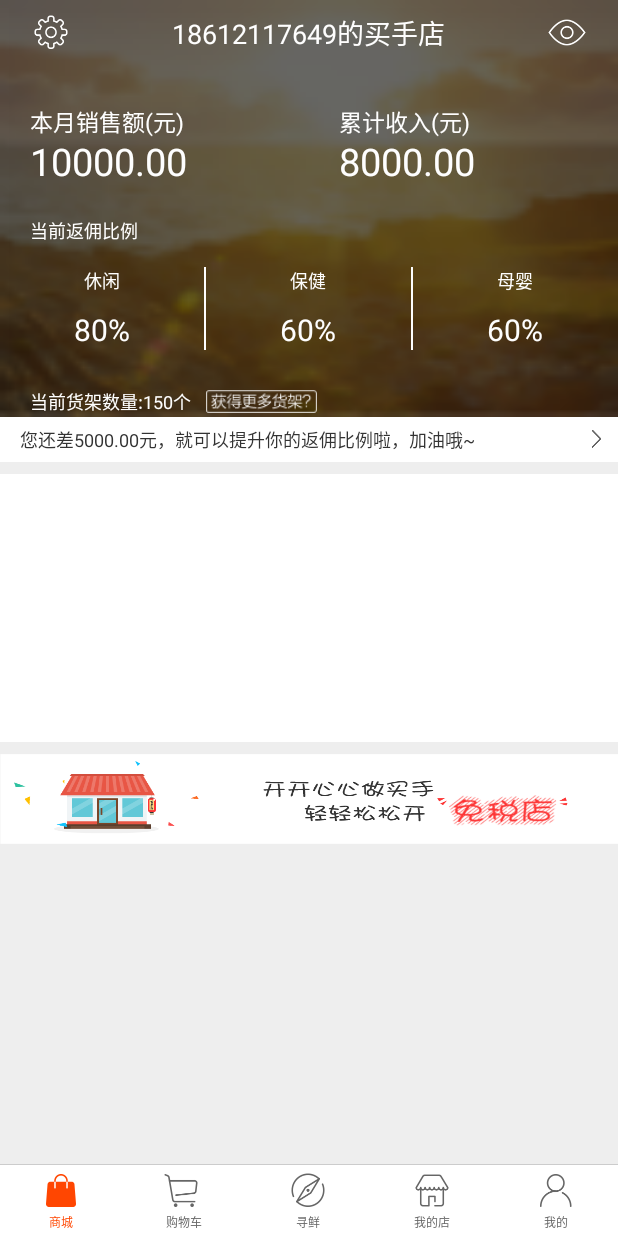
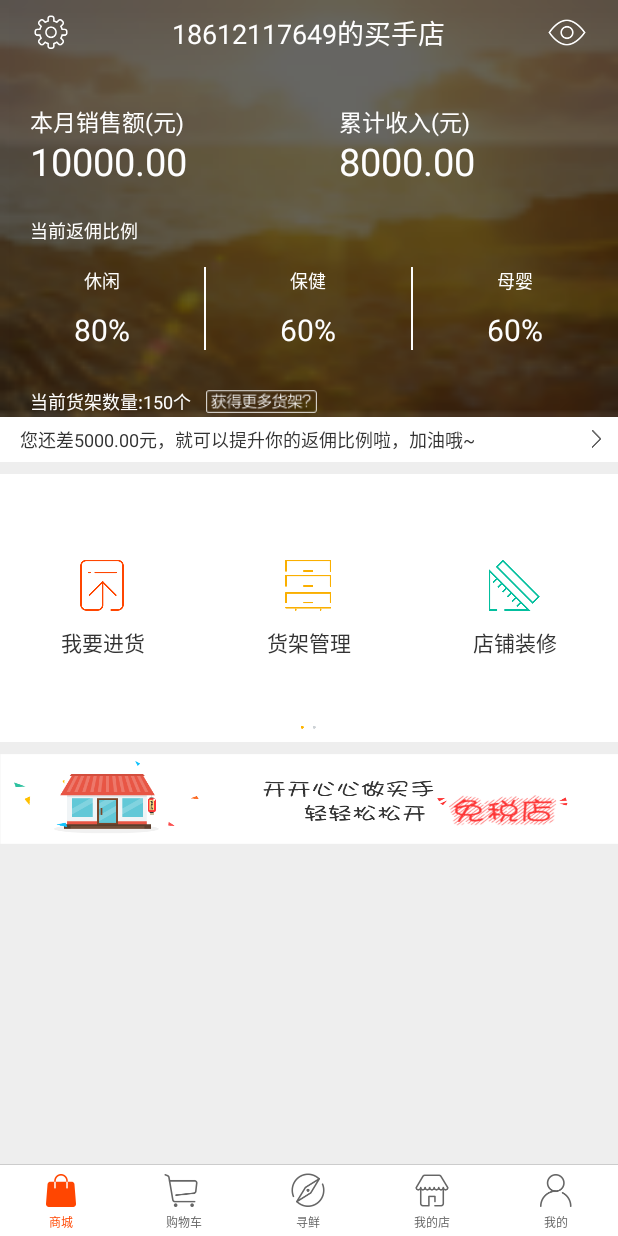
Before and after one commit to sunyujia/demo, an Android app: the fragment ShopFragment placed in its activity, on a phone screen of 412 x 824 dp. Run offline under Robolectric (Android 15) with nearby library versions, the phone set to English and light mode, and no system bars; libraries missing offline, so code that uses them is left out: com.viewpagerindicator; plain views replace NewTitleBar; 2 statements that could not run were skipped.

Commit message:
完成买手店页面网格布局

```diff
--- a/XianLifeDemo/app/build.gradle
+++ b/XianLifeDemo/app/build.gradle
@@ -25,5 +25,7 @@ dependencies {
     compile 'com.android.support:appcompat-v7:23.0.1'
     compile 'com.android.support:design:23.0.1'
     compile 'com.viewpagerindicator:library:2.4.1'
+    compile 'com.android.support:recyclerview-v7:23.0.1'
+
 
 }
--- /dev/null
+++ b/XianLifeDemo/app/src/main/java/com/jiandanlicai/xianlifedemo/RecyclerAdapter.java
@@ -0,0 +1,76 @@
+package com.jiandanlicai.xianlifedemo;
+
+import android.content.Context;
+import android.support.v7.widget.RecyclerView;
+import android.view.LayoutInflater;
+import android.view.View;
+import android.view.ViewGroup;
+import android.widget.ImageView;
+import android.widget.TextView;
+import android.widget.Toast;
+
+import java.util.ArrayList;
+import java.util.List;
+
+/**
+ * Created by max on 15/4/1.
+ */
+public class RecyclerAdapter extends RecyclerView.Adapter<RecyclerAdapter.ViewHolder> {
+
+    private List<ViewItem> mList = new ArrayList<ViewItem>();
+
+    private Context mContext;
+
+    private boolean mCanClick;
+
+    public static class ViewHolder extends RecyclerView.ViewHolder {
+
+        public View mItemView;
+
+        public TextView mTvText;
+        public ImageView mIvIcon;
+
+        public ViewHolder(View itemView) {
+            super(itemView);
+            mItemView = itemView;
+            mTvText = (TextView) itemView.findViewById(R.id.tv);
+            mIvIcon = (ImageView) itemView.findViewById(R.id.iv);
+        }
+    }
+
+    public RecyclerAdapter(Context context, List<ViewItem> list, boolean canClick) {
+        mContext = context;
+        mList = list;
+        mCanClick = canClick;
+    }
+
+
+    @Override
+    public RecyclerAdapter.ViewHolder onCreateViewHolder(ViewGroup parent, int viewType) {
+        View itemView = LayoutInflater.from(parent.getContext()).inflate(R.layout.view_gridview_item, parent, false);
+        return new ViewHolder(itemView);
+    }
+
+
+    @Override
+    public void onBindViewHolder(ViewHolder holder, int position) {
+        if (mList.size() > 0) {
+            holder.mTvText.setText(mList.get(position).getTitle());
+            holder.mIvIcon.setImageResource(mList.get(position).getIcon());
+            if (position == 2 && mCanClick) {
+                holder.itemView.setOnClickListener(new View.OnClickListener() {
+                    @Override
+                    public void onClick(View v) {
+                        Toast.makeText(mContext, "test", Toast.LENGTH_SHORT).show();
+                    }
+                });
+            }
+        }
+
+    }
+
+    @Override
+    public int getItemCount() {
+        return mList.size();
+    }
+}
--- a/XianLifeDemo/app/src/main/java/com/jiandanlicai/xianlifedemo/ShopFragment.java
+++ b/XianLifeDemo/app/src/main/java/com/jiandanlicai/xianlifedemo/ShopFragment.java
@@ -1,17 +1,31 @@
 package com.jiandanlicai.xianlifedemo;
 
 
+import android.content.res.TypedArray;
 import android.os.Bundle;
 import android.support.v4.app.Fragment;
+import android.support.v4.view.PagerAdapter;
+import android.support.v4.view.ViewPager;
+import android.support.v7.widget.GridLayoutManager;
+import android.support.v7.widget.RecyclerView;
 import android.view.LayoutInflater;
 import android.view.View;
 import android.view.ViewGroup;
+import android.widget.ImageView;
+import android.widget.LinearLayout;
+
+import java.util.ArrayList;
+import java.util.List;
 
 /**
  * Created by max on 15/10/8.
- *
  */
 public class ShopFragment extends Fragment {
+
+    private ViewPager mViewPager;
+    private ImageView[] mIndicators;
+    private int mCurrentIndex;
+    private ArrayList<RecyclerView> mViewList;
 
     public static ShopFragment newInstance() {
         return new ShopFragment();
@@ -19,6 +33,108 @@ public class ShopFragment extends Fragment {
 
     @Override
     public View onCreateView(LayoutInflater inflater, ViewGroup container, Bundle savedInstanceState) {
-        return inflater.inflate(R.layout.fragment_new_open_shop, null);
+        RecyclerView recyclerView = new RecyclerView(getActivity());
+        GridLayoutManager manager = new GridLayoutManager(getActivity(), 3);
+        recyclerView.setLayoutManager(manager);
+        RecyclerAdapter adapter = new RecyclerAdapter(getActivity(), initItems(0, 5), false);
+        recyclerView.setAdapter(adapter);
+        RecyclerView recyclerView1 = new RecyclerView(getActivity());
+        GridLayoutManager manager1 = new GridLayoutManager(getActivity(), 3);
+        recyclerView1.setLayoutManager(manager1);
+        RecyclerAdapter adapter1 = new RecyclerAdapter(getActivity(), initItems(6, 8), true);
+        recyclerView1.setAdapter(adapter1);
+        mViewList = new ArrayList<RecyclerView>();
+        mViewList.add(recyclerView);
+        mViewList.add(recyclerView1);
+        View rootView = inflater.inflate(R.layout.fragment_new_open_shop, null);
+        ViewPager viewPager = (ViewPager) rootView.findViewById(R.id.new_open_shop_viewpager);
+        viewPager.setAdapter(new ViewPagerAdapter(mViewList));
+        viewPager.setOnPageChangeListener(new ViewPager.OnPageChangeListener() {
+            @Override
+            public void onPageScrolled(int position, float positionOffset, int positionOffsetPixels) {
+
+            }
+
+            @Override
+            public void onPageSelected(int position) {
+                setCurIndicator(position);
+            }
+
+            @Override
+            public void onPageScrollStateChanged(int state) {
+
+            }
+        });
+        initIndicator(rootView);
+        return rootView;
     }
+
+
+    private void initIndicator(View rootView) {
+        LinearLayout linearLayout = (LinearLayout) rootView.findViewById(R.id.indicator_layout);
+        mIndicators = new ImageView[2];
+        for (int i = 0; i < mIndicators.length; i++) {
+            mIndicators[i] = (ImageView) linearLayout.getChildAt(i);
+            mIndicators[i].setEnabled(false);
+            mIndicators[i].setTag(i);
+        }
+        mCurrentIndex = 0;
+        mIndicators[mCurrentIndex].setEnabled(true);
+    }
+
+    private List<ViewItem> initItems(int start, int end) {
+        List<ViewItem> mList = new ArrayList<ViewItem>();
+        String[] titles = getActivity().getResources().getStringArray(R.array.title_array);
+        TypedArray icons = getActivity().getResources().obtainTypedArray(R.array.image_array);
+        for (int i = start; i < end + 1; i++) {
+            ViewItem item = new ViewItem(icons.getResourceId(i, -1), titles[i]);
+            mList.add(item);
+        }
+        icons.recycle();
+        return mList;
+    }
+
+
+    private void setCurIndicator(int position) {
+        if (position < 0 || position > 1 || mCurrentIndex == position) {
+            return;
+        }
+        mIndicators[position].setEnabled(true);
+        mIndicators[mCurrentIndex].setEnabled(false);
+        mCurrentIndex = position;
+    }
+
+
+    class ViewPagerAdapter extends PagerAdapter {
+        private ArrayList<RecyclerView> mViews;
+
+        public ViewPagerAdapter(ArrayList<RecyclerView> mViews) {
+            this.mViews = mViews;
+        }
+
+        @Override
+        public Object instantiateItem(ViewGroup container, int position) {
+            container.addView(mViews.get(position), 0);
+            return mViews.get(position);
+        }
+
+        @Override
+        public void destroyItem(ViewGroup container, int position, Object object) {
+            container.removeView(mViews.get(position));
+        }
+
+        @Override
+        public int getCount() {
+            return mViews.size();
+        }
+
+
+        @Override
+        public boolean isViewFromObject(View view, Object o) {
+            return view == o;
+        }
+
+
+    }
+
 }
--- /dev/null
+++ b/XianLifeDemo/app/src/main/java/com/jiandanlicai/xianlifedemo/ViewItem.java
@@ -0,0 +1,32 @@
+package com.jiandanlicai.xianlifedemo;
+
+/**
+ * Created by max on 15/10/14.
+ */
+public class ViewItem {
+
+    private int icon;
+
+    private String title;
+
+    public ViewItem(int icon, String title) {
+        this.icon = icon;
+        this.title = title;
+    }
+
+    public int getIcon() {
+        return icon;
+    }
+
+    public void setIcon(int icon) {
+        this.icon = icon;
+    }
+
+    public String getTitle() {
+        return title;
+    }
+
+    public void setTitle(String title) {
+        this.title = title;
+    }
+}
--- /dev/null
+++ b/XianLifeDemo/app/src/main/res/drawable/selector_indicator.xml
@@ -0,0 +1,6 @@
+<?xml version="1.0" encoding="utf-8"?>
+<selector
+    xmlns:android="http://schemas.android.com/apk/res/android">
+    <item android:drawable="@drawable/icon_jw_face_index_prs" android:state_enabled="true"/>
+    <item android:drawable="@drawable/icon_jw_face_index_nor" android:state_enabled="false"/>
+</selector>
--- a/XianLifeDemo/app/src/main/res/layout/fragment_new_open_shop.xml
+++ b/XianLifeDemo/app/src/main/res/layout/fragment_new_open_shop.xml
@@ -288,13 +288,42 @@
                     />
 
                 <LinearLayout
-                    android:id="@+id/new_open_shop_ll_index"
-                    android:layout_width="fill_parent"
+                    android:id="@+id/indicator_layout"
+                    android:layout_width="match_parent"
                     android:layout_height="7.0dip"
                     android:layout_marginBottom="6.0dip"
                     android:gravity="center"
                     android:orientation="horizontal"
-                    />
+                    >
+
+                    <ImageView
+                        android:layout_width="wrap_content"
+                        android:layout_height="wrap_content"
+                        android:src="@drawable/selector_indicator"
+                        />
+
+                    <ImageView
+                        android:layout_width="wrap_content"
+                        android:layout_height="wrap_content"
+                        android:layout_marginLeft="6dp"
+                        android:src="@drawable/selector_indicator"
+                        />
+
+                    <!--<ImageView-->
+                        <!--android:layout_width="wrap_content"-->
+                        <!--android:layout_height="wrap_content"-->
+                        <!--android:layout_marginLeft="6dp"-->
+                        <!--android:src="@drawable/selector_indicator"-->
+                        <!--/>-->
+
+                    <!--<ImageView-->
+                        <!--android:layout_width="wrap_content"-->
+                        <!--android:layout_height="wrap_content"-->
+                        <!--android:layout_marginLeft="6dp"-->
+                        <!--android:src="@drawable/selector_indicator"-->
+                        <!--/>-->
+                </LinearLayout>
+
             </LinearLayout>
 
             <ImageView
--- /dev/null
+++ b/XianLifeDemo/app/src/main/res/layout/view_gridview_item.xml
@@ -0,0 +1,26 @@
+<?xml version="1.0" encoding="utf-8"?>
+<LinearLayout
+    xmlns:android="http://schemas.android.com/apk/res/android"
+    android:layout_width="fill_parent"
+    android:layout_height="fill_parent"
+    android:background="@color/white"
+    android:gravity="center"
+    android:layout_marginTop="15dp"
+    android:orientation="vertical"
+    >
+
+    <ImageView
+        android:id="@+id/iv"
+        android:layout_width="34.0dip"
+        android:layout_height="34.0dip"
+        />
+
+    <TextView
+        android:id="@+id/tv"
+        android:layout_width="wrap_content"
+        android:layout_height="wrap_content"
+        android:layout_marginTop="10.0dip"
+        android:textColor="@color/color_gray2"
+        android:textSize="14.0sp"
+        />
+</LinearLayout>
--- /dev/null
+++ b/XianLifeDemo/app/src/main/res/values/arrays.xml
@@ -0,0 +1,28 @@
+<?xml version="1.0" encoding="utf-8"?>
+<resources>
+    <array name="image_array">
+        <item>@drawable/maishoudian_woyaojinhuo_icon</item>
+        <item>@drawable/maishoudian_huojiaguanli_icon</item>
+        <item>@drawable/maishoudian_dianpuzhuangxiu_icon</item>
+        <item>@drawable/maishoudian_dingdanguanli_icon</item>
+        <item>@drawable/maishoudian_yaoqingguanli_icon</item>
+        <item>@drawable/maishoudian_wodeshouru_icon</item>
+        <item>@drawable/maishoudian_xiaoshouguanli_icon_1</item>
+        <item>@drawable/maishoudian_kehuguanli_icon_1</item>
+        <item>@drawable/maishoudian_fenxiangdianpu_icon</item>
+        <item>@drawable/maishoudian_fenxiangdianpu_icon</item>
+    </array>
+
+    <string-array name="title_array">
+        <item>我要进货</item>
+        <item>货架管理</item>
+        <item>店铺装修</item>
+        <item>订单管理</item>
+        <item>邀请管理</item>
+        <item>我的收入</item>
+        <item>销售管理</item>
+        <item>客户管理</item>
+        <item>分享店铺</item>
+        <item>理财管理</item>
+    </string-array>
+</resources>
```
Also changed, not shown: XianLifeDemo/app/src/main/res/drawable-xxhdpi/icon_jw_face_index_nor.png (added), XianLifeDemo/app/src/main/res/drawable-xxhdpi/icon_jw_face_index_prs.png (added), XianLifeDemo/app/src/main/res/drawable-xxhdpi/maishoudian_dianpuzhuangxiu_icon.png (added), XianLifeDemo/app/src/main/res/drawable-xxhdpi/maishoudian_dingdanguanli_icon.png (added), XianLifeDemo/app/src/main/res/drawable-xxhdpi/maishoudian_fenxiangdianpu_icon.png (added), XianLifeDemo/app/src/main/res/drawable-xxhdpi/maishoudian_huojiaguanli_icon.png (added), XianLifeDemo/app/src/main/res/drawable-xxhdpi/maishoudian_kehuguanli_icon_1.png (added), XianLifeDemo/app/src/main/res/drawable-xxhdpi/maishoudian_wodeshouru_icon.png (added), XianLifeDemo/app/src/main/res/drawable-xxhdpi/maishoudian_woyaojinhuo_icon.png (added), XianLifeDemo/app/src/main/res/drawable-xxhdpi/maishoudian_xiaoshouguanli_icon_1.png (added), XianLifeDemo/app/src/main/res/drawable-xxhdpi/maishoudian_yaoqingguanli_icon.png (added), 1 other file.
